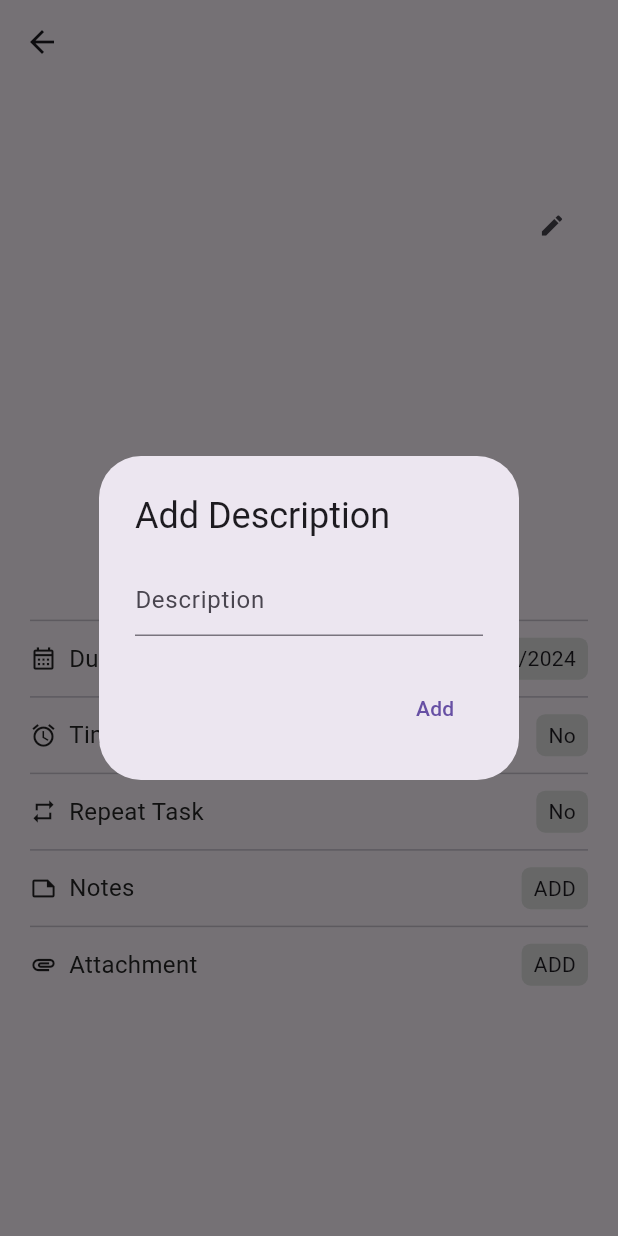
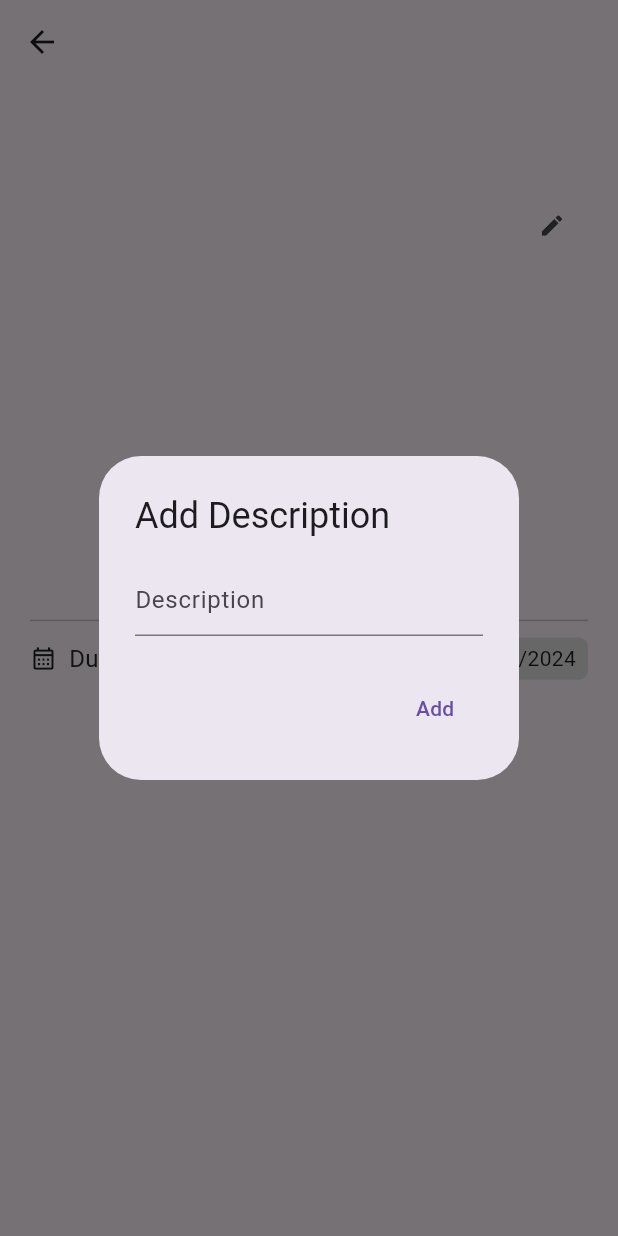
Before and after one commit to ganeshgovala/To-do-List, a Flutter app: the TaskPage screen opened directly with empty values, after a tap on the "edit" icon, on a phone screen of 412 x 824 dp. Run offline on Flutter 3.47's test engine with Material 3 defaults, Android fonts, the phone set to English and light mode, and no system bars; our stand-ins replace animated_bottom_navigation_bar, cloud_firestore, firebase_core, fl_chart; accounts and stored records are empty.

Commit message:
Few Changes in Selecting Time

```diff
--- a/flutter_practice/lib/Models/DataModel.dart
+++ b/flutter_practice/lib/Models/DataModel.dart
@@ -2,12 +2,13 @@ import 'package:cloud_firestore/cloud_firestore.dart';
 import 'package:flutter/material.dart';
 
 class Datamodel {
-  Future<void> addData(String taskName, String? description, TimeOfDay? time) async {
+  Future<void> addData(String taskName, String? description, TimeOfDay? time, Timestamp date) async {
     CollectionReference data = await FirebaseFirestore.instance.collection('tasks');
     data.add({
       'taskName' : taskName,
       'description' : description,
       'time' : time,
+      'timeStamp' : date.toDate(),
     });
   }
 
--- a/flutter_practice/lib/pages/DashboardPage.dart
+++ b/flutter_practice/lib/pages/DashboardPage.dart
@@ -11,9 +11,6 @@ class DashboardPage extends StatefulWidget {
 }
 
 class _DasbboarPpageState extends State<DashboardPage> {
-
-
-
   @override
   Widget build(BuildContext context) {
     return Scaffold(
--- a/flutter_practice/lib/pages/TaskPage.dart
+++ b/flutter_practice/lib/pages/TaskPage.dart
@@ -131,14 +131,14 @@ class _TaskPageState extends State<TaskPage> {
       children: [
         Divider(),
         TaskPageSlide(icon: Icon(Icons.calendar_month_outlined, size: 18), title: "Due Date", containerText: "17/09/2024",),
-        Divider(),
-        TaskPageSlide(icon: Icon(Icons.alarm_outlined, size: 18), title: "Time & Reminder", containerText: "No",),
-        Divider(),
-        TaskPageSlide(containerText: "No", title: "Repeat Task", icon: Icon(Icons.repeat_outlined, size: 18)),
-        Divider(),
-        TaskPageSlide(containerText: "ADD", title: "Notes", icon: Icon(Icons.note_outlined, size: 18)),
-        Divider(),
-        TaskPageSlide(containerText: "ADD", title: "Attachment", icon: Icon(Icons.attachment, size: 18)),
+        // Divider(),
+        // TaskPageSlide(icon: Icon(Icons.alarm_outlined, size: 18), title: "Time & Reminder", containerText: "No",),
+        // Divider(),
+        // TaskPageSlide(containerText: "No", title: "Repeat Task", icon: Icon(Icons.repeat_outlined, size: 18)),
+        // Divider(),
+        // TaskPageSlide(containerText: "ADD", title: "Notes", icon: Icon(Icons.note_outlined, size: 18)),
+        // Divider(),
+        // TaskPageSlide(containerText: "ADD", title: "Attachment", icon: Icon(Icons.attachment, size: 18)),
       ]
     );
   }
```
Also changed, not shown: flutter_practice/lib/components/BottomNav.dart (+28 -15 lines), flutter_practice/lib/pages/Homepage.dart (+7 -0 lines).
